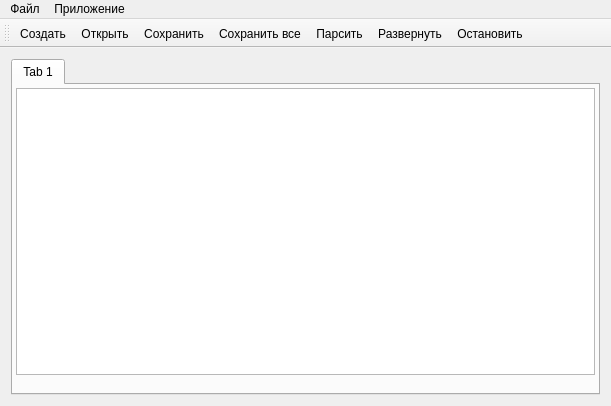
This is terminal/src/mainwindow.ui in Automiq/alpha.protort as Qt 5 draws it before an edit. The edited form follows.
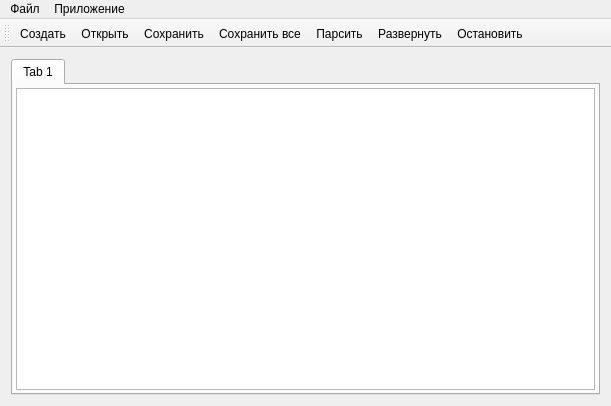
This is the edited form. Icons and pictures are not drawn.

Commit message: улучшена реализация табов

Diff of the .ui file:
```diff
--- a/terminal/src/mainwindow.ui
+++ b/terminal/src/mainwindow.ui
@@ -55,13 +55,6 @@
         <item>
          <widget class="QTextEdit" name="textEdit"/>
         </item>
-        <item>
-         <widget class="QLabel" name="current_scheme_label">
-          <property name="text">
-           <string/>
-          </property>
-         </widget>
-        </item>
        </layout>
       </widget>
      </widget>
```
Left out of the diff: 2 changed lines with no effect on the pictures. The commit also changes 1 other file.
